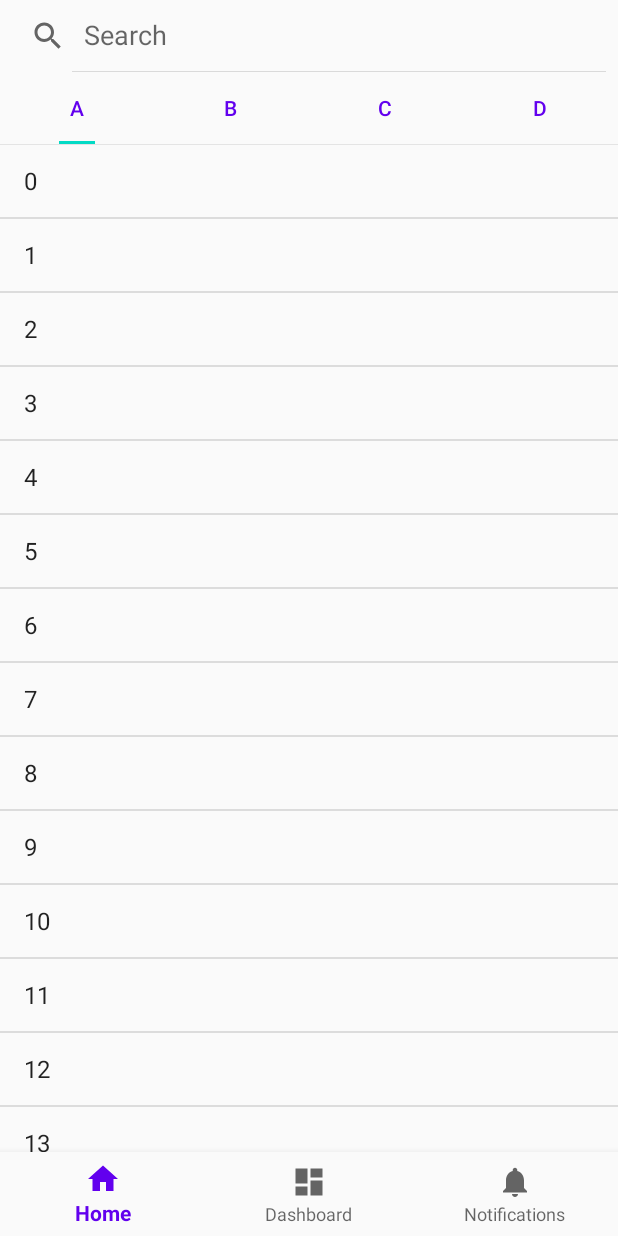
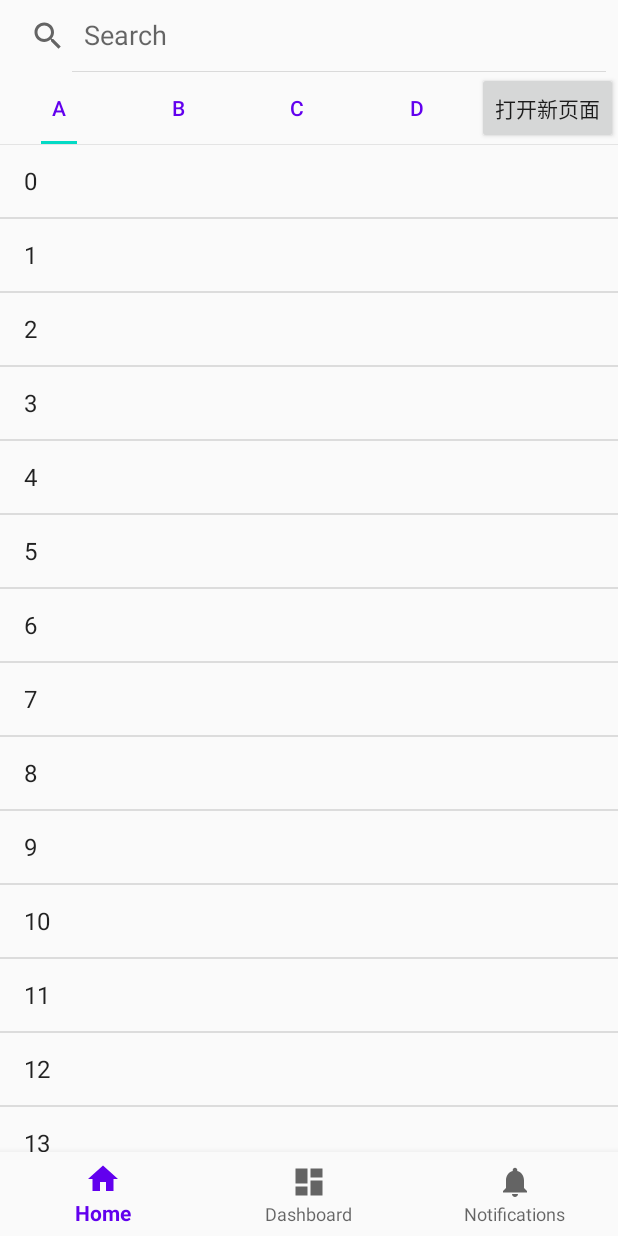
Before and after one commit to Andision/JavaNews, an Android app: the screen it shows after launch (MainActivity), on a phone screen of 412 x 824 dp. Run offline under Robolectric (Android 15) with nearby library versions, the phone set to English and light mode, and no system bars; our stand-ins replace navigation-ui.

Commit message:
Add Botton beside TabLayout
to change the categroy

```diff
--- a/app/src/main/res/layout/fragment_home.xml
+++ b/app/src/main/res/layout/fragment_home.xml
@@ -1,9 +1,9 @@
 <?xml version="1.0" encoding="utf-8"?>
-<LinearLayout
-        xmlns:android="http://schemas.android.com/apk/res/android"
+<LinearLayout xmlns:android="http://schemas.android.com/apk/res/android"
         xmlns:app="http://schemas.android.com/apk/res-auto"
         android:layout_width="match_parent"
         android:layout_height="match_parent"
+        xmlns:tools="http://schemas.android.com/tools"
         android:orientation="vertical">
 
     <SearchView
@@ -13,10 +13,17 @@
             android:queryHint="Search"
             />
 
+    <LinearLayout
+            xmlns:android="http://schemas.android.com/apk/res/android"
+            xmlns:app="http://schemas.android.com/apk/res-auto"
+            android:layout_width="match_parent"
+            android:layout_height="wrap_content"
+            android:orientation="horizontal">
         <com.google.android.material.tabs.TabLayout
                 android:id="@+id/tab_layout"
-            android:layout_width="match_parent"
+                android:layout_width="wrap_content"
                 android:layout_height="wrap_content"
+                android:layout_weight="1"
                 app:tabGravity="fill"
                 app:tabMaxWidth="0dp"
                 app:tabIndicatorColor="@color/colorAccent"
@@ -28,6 +35,16 @@
     <!--        app:tabRippleColor="@color/transparent"-->
 
         </com.google.android.material.tabs.TabLayout>
+
+
+            <Button
+            android:id="@+id/btnOpen"
+            android:layout_width="wrap_content"
+            android:layout_height="wrap_content"
+            android:text="打开新页面"
+            tools:ignore="MissingConstraints" />
+    </LinearLayout>
+
     <View
             android:layout_width="match_parent"
             android:layout_height="0.5dp"
```
Lines whose indentation alone changed are shown as unchanged.
